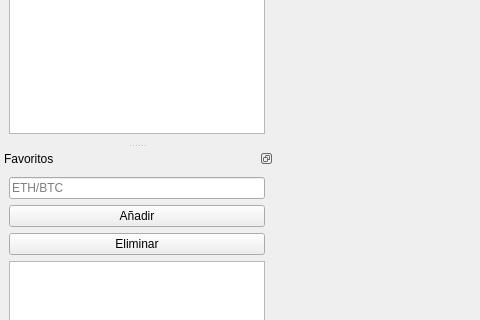
Old version of the form mainwindow.ui in the repository katmai1/qtradingview2; both pictures show x 0 to 480 and y 140 to 460 of the 800 by 600 pixel window.
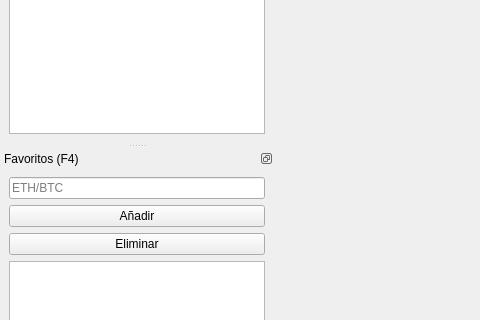
New version of the form. Icons and pictures are not drawn. Custom widgets are drawn as their Qt base class.

Diff of the .ui file:
```diff
--- a/mainwindow.ui
+++ b/mainwindow.ui
@@ -176,7 +176,7 @@
     <set>Qt::BottomDockWidgetArea|Qt::LeftDockWidgetArea|Qt::RightDockWidgetArea</set>
    </property>
    <property name="windowTitle">
-    <string>Favoritos</string>
+    <string>Favoritos (F4)</string>
    </property>
    <attribute name="dockWidgetArea">
     <number>1</number>
```
Left out of the diff: 2 changed lines with no effect on the pictures.
